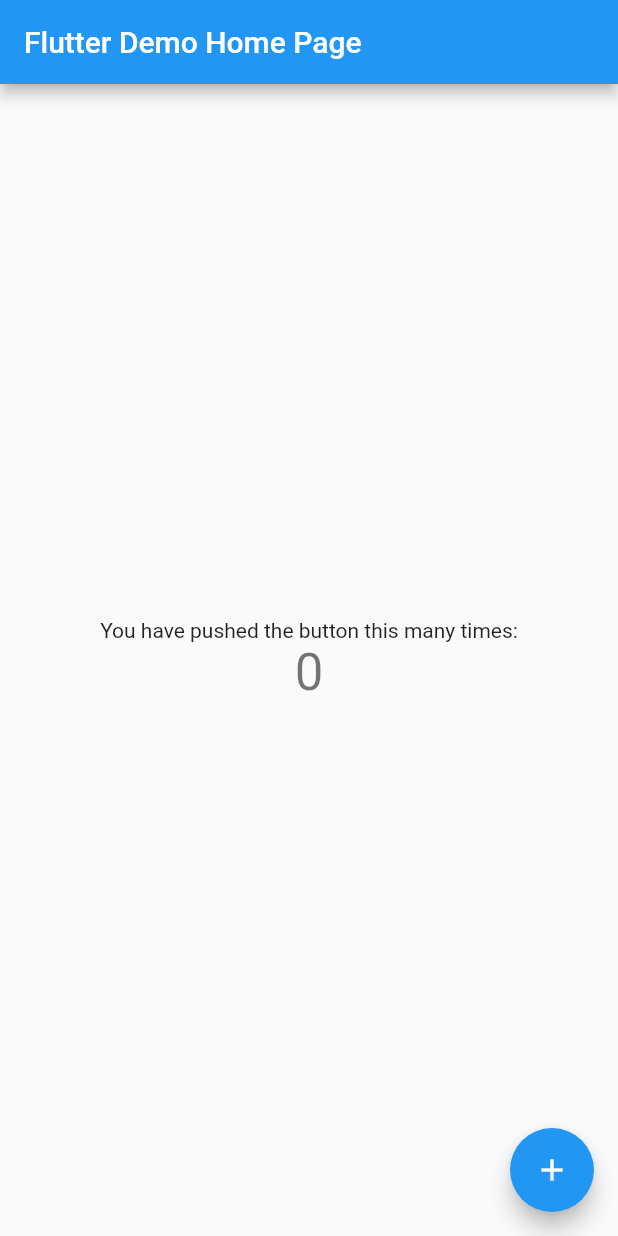
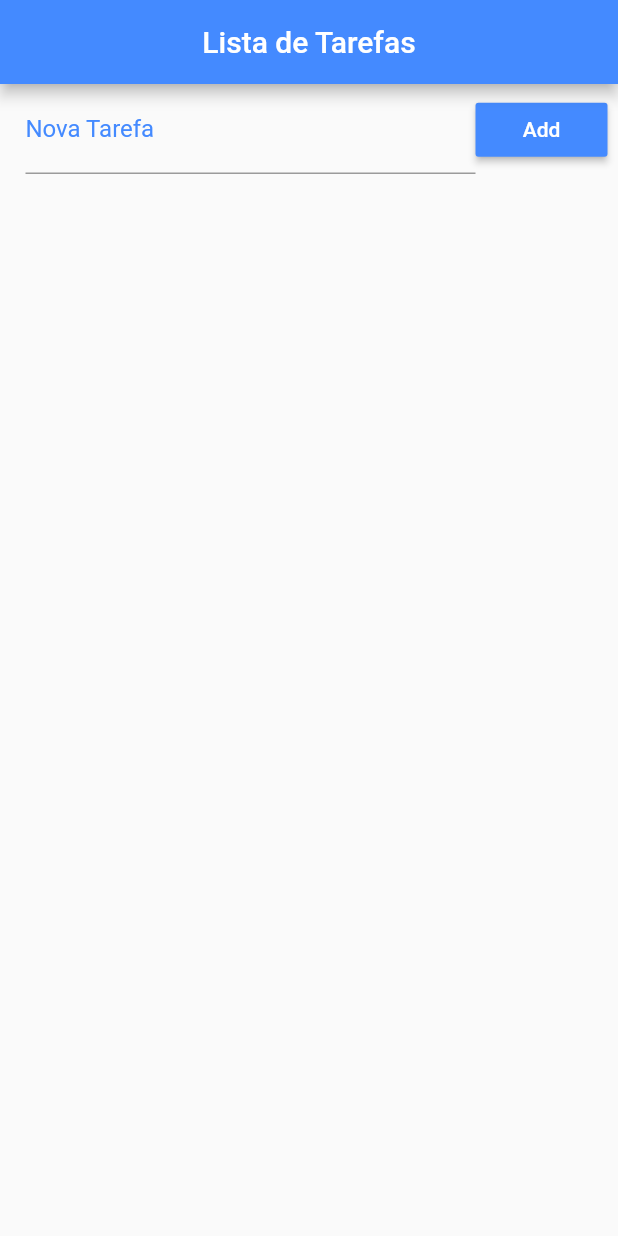
Before and after one commit to EdMarcus/lista_tarefas, a Flutter app: the screen it shows after launch, on a phone screen of 412 x 824 dp. Run offline on Flutter 3.47's test engine with Material 2 defaults, Android fonts, the phone set to English and light mode, and no system bars.

Commit message:
List working without persist data

```diff
--- a/lib/main.dart
+++ b/lib/main.dart
@@ -1,117 +1,112 @@
+import 'dart:convert';
+
 import 'package:flutter/material.dart';
+import 'package:path_provider/path_provider.dart';
+import 'dart:io';
 
 void main() {
-  runApp(MyApp());
+  runApp(MaterialApp(
+    home: Home(),
+  ));
 }
 
-class MyApp extends StatelessWidget {
-  // This widget is the root of your application.
+class Home extends StatefulWidget {
   @override
-  Widget build(BuildContext context) {
-    return MaterialApp(
-      title: 'Flutter Demo',
-      theme: ThemeData(
-        // This is the theme of your application.
-        //
-        // Try running your application with "flutter run". You'll see the
-        // application has a blue toolbar. Then, without quitting the app, try
-        // changing the primarySwatch below to Colors.green and then invoke
-        // "hot reload" (press "r" in the console where you ran "flutter run",
-        // or simply save your changes to "hot reload" in a Flutter IDE).
-        // Notice that the counter didn't reset back to zero; the application
-        // is not restarted.
-        primarySwatch: Colors.blue,
-        // This makes the visual density adapt to the platform that you run
-        // the app on. For desktop platforms, the controls will be smaller and
-        // closer together (more dense) than on mobile platforms.
-        visualDensity: VisualDensity.adaptivePlatformDensity,
-      ),
-      home: MyHomePage(title: 'Flutter Demo Home Page'),
-    );
-  }
+  _HomeState createState() => _HomeState();
 }
 
-class MyHomePage extends StatefulWidget {
-  MyHomePage({Key key, this.title}) : super(key: key);
+class _HomeState extends State<Home> {
+  final _toDoController = TextEditingController();
 
-  // This widget is the home page of your application. It is stateful, meaning
-  // that it has a State object (defined below) that contains fields that affect
-  // how it looks.
+  List _toDoList = [];
 
-  // This class is the configuration for the state. It holds the values (in this
-  // case the title) provided by the parent (in this case the App widget) and
-  // used by the build method of the State. Fields in a Widget subclass are
-  // always marked "final".
-
-  final String title;
-
-  @override
-  _MyHomePageState createState() => _MyHomePageState();
-}
-
-class _MyHomePageState extends State<MyHomePage> {
-  int _counter = 0;
-
-  void _incrementCounter() {
+  void _addToDo() {
     setState(() {
-      // This call to setState tells the Flutter framework that something has
-      // changed in this State, which causes it to rerun the build method below
-      // so that the display can reflect the updated values. If we changed
-      // _counter without calling setState(), then the build method would not be
-      // called again, and so nothing would appear to happen.
-      _counter++;
+      Map<String, dynamic> newToDo = Map();
+      newToDo["title"] = _toDoController.text;
+      _toDoController.text = "";
+      newToDo["ok"] = false;
+      _toDoList.add(newToDo);
     });
   }
 
   @override
   Widget build(BuildContext context) {
-    // This method is rerun every time setState is called, for instance as done
-    // by the _incrementCounter method above.
-    //
-    // The Flutter framework has been optimized to make rerunning build methods
-    // fast, so that you can just rebuild anything that needs updating rather
-    // than having to individually change instances of widgets.
     return Scaffold(
       appBar: AppBar(
-        // Here we take the value from the MyHomePage object that was created by
-        // the App.build method, and use it to set our appbar title.
-        title: Text(widget.title),
+        title: Text("Lista de Tarefas"),
+        backgroundColor: Colors.blueAccent,
+        centerTitle: true,
       ),
-      body: Center(
-        // Center is a layout widget. It takes a single child and positions it
-        // in the middle of the parent.
-        child: Column(
-          // Column is also a layout widget. It takes a list of children and
-          // arranges them vertically. By default, it sizes itself to fit its
-          // children horizontally, and tries to be as tall as its parent.
-          //
-          // Invoke "debug painting" (press "p" in the console, choose the
-          // "Toggle Debug Paint" action from the Flutter Inspector in Android
-          // Studio, or the "Toggle Debug Paint" command in Visual Studio Code)
-          // to see the wireframe for each widget.
-          //
-          // Column has various properties to control how it sizes itself and
-          // how it positions its children. Here we use mainAxisAlignment to
-          // center the children vertically; the main axis here is the vertical
-          // axis because Columns are vertical (the cross axis would be
-          // horizontal).
-          mainAxisAlignment: MainAxisAlignment.center,
-          children: <Widget>[
-            Text(
-              'You have pushed the button this many times:',
+      body: Column(
+        children: <Widget>[
+          Container(
+            padding:
+                EdgeInsets.only(left: 17.0, right: 7.0, top: 1.0, bottom: 1.0),
+            child: Row(
+              children: <Widget>[
+                Expanded(
+                  child: TextField(
+                    controller: _toDoController,
+                    decoration: InputDecoration(
+                      labelText: "Nova Tarefa",
+                      labelStyle: TextStyle(color: Colors.blueAccent),
+                    ),
+                  ),
+                ),
+                RaisedButton(
+                  color: Colors.blueAccent,
+                  child: Text("Add"),
+                  textColor: Colors.white,
+                  onPressed: _addToDo,
+                ),
+              ],
             ),
-            Text(
-              '$_counter',
-              style: Theme.of(context).textTheme.headline4,
+          ),
+          Expanded(
+            child: ListView.builder(
+              padding: EdgeInsets.only(top: 10.0),
+              itemCount: _toDoList.length,
+              itemBuilder: (context, index) {
+                return CheckboxListTile(
+                  onChanged: (check) {
+                    setState((){
+                      _toDoList[index]["ok"] = check;
+                    });
+                  },
+                  title: Text("${_toDoList[index]["title"]}"),
+                  value: _toDoList[index]["ok"],
+                  secondary: CircleAvatar(
+                    child: Icon(
+                        _toDoList[index]["ok"] ? Icons.check : Icons.error),
+                  ),
+                );
+              },
             ),
-          ],
-        ),
+          ),
+        ],
       ),
-      floatingActionButton: FloatingActionButton(
-        onPressed: _incrementCounter,
-        tooltip: 'Increment',
-        child: Icon(Icons.add),
-      ), // This trailing comma makes auto-formatting nicer for build methods.
     );
   }
+
+  Future<File> _getFile() async {
+    final directory = await getApplicationDocumentsDirectory();
+    return File("${directory.path}/data.json");
+  }
+
+  Future<File> _saveData() async {
+    String data = json.encode(_toDoList);
+    final file = await _getFile();
+    return file.writeAsString(data);
+  }
+
+  Future<String> _readData() async {
+    try {
+      final file = await _getFile();
+
+      return file.readAsString();
+    } catch (e) {
+      return null;
+    }
+  }
 }
--- a/pubspec.yaml
+++ b/pubspec.yaml
@@ -23,6 +23,7 @@ environment:
 dependencies:
   flutter:
     sdk: flutter
+  path_provider: ^1.6.8
 
 
   # The following adds the Cupertino Icons font to your application.
```
Also changed, not shown: lib/data.json (added, +10 -0 lines), pubspec.lock, 1 other file.
